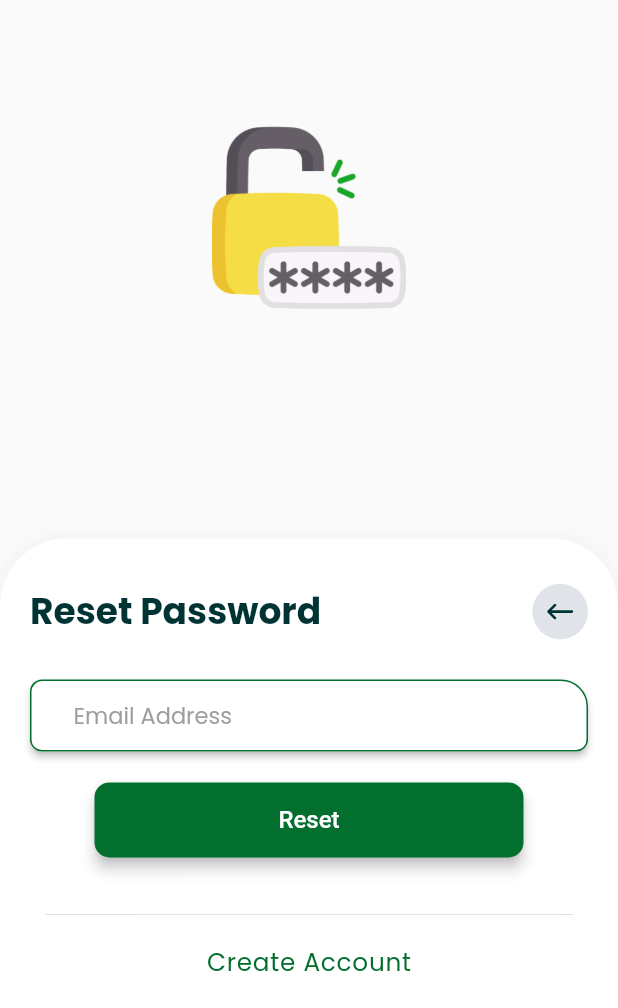
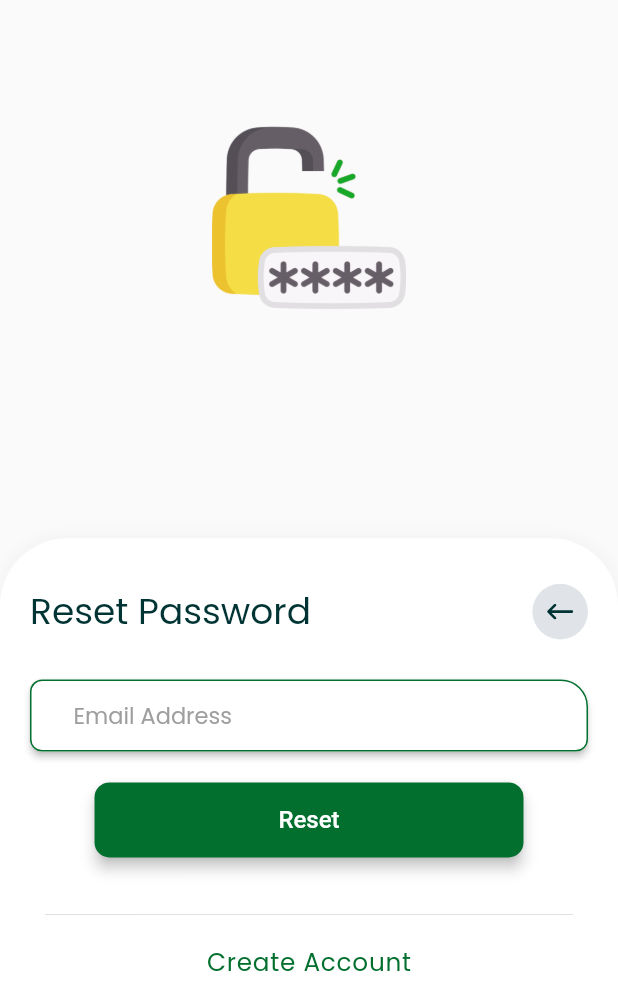
Before and after one commit to Adiikust/Xerobills_Project, a Flutter app: the LoginPage screen opened directly, after a tap on "Reset Password", on a phone screen of 412 x 824 dp, the part 228-1236 px from its top. Run offline on Flutter 3.47's test engine with Material 2 defaults, Android fonts, the phone set to English and light mode, and no system bars; our stand-ins replace carousel_slider, flutter_svg, get, pin_code_fields, sizer; Roboto replaces fonts that are missing (Poppins).

Commit message:
maaz commit

```diff
--- a/lib/views/authentication/login.dart
+++ b/lib/views/authentication/login.dart
@@ -71,7 +71,7 @@
                           style: TextStyle(
                               color: Color(0xff003333),
                               fontSize: 24,
-                              fontWeight: FontWeight.w600,
+                              fontWeight: FontWeight.w500,
                               fontFamily: "Poppings"),
                         ),
                         GestureDetector(
--- a/lib/views/authentication/resetPassword.dart
+++ b/lib/views/authentication/resetPassword.dart
@@ -62,7 +62,7 @@
                         style: TextStyle(
                             color: Color(0xff003333),
                             fontSize: 24,
-                            fontWeight: FontWeight.w600,
+                            fontWeight: FontWeight.w500,
                             fontFamily: "Poppings"),
                       ),
                       GestureDetector(
--- a/lib/views/home/home.dart
+++ b/lib/views/home/home.dart
@@ -340,7 +340,7 @@
                               child: Text(
                                 "Beneficiaries",
                                 style: TextStyle(
-                                    color: Color(0xff2FB73B),
+                                    color: Color(0xFF2FB73B),
                                     fontSize: 14,
                                     fontWeight: FontWeight.w500,
                                     fontFamily: "Poppings"),
@@ -382,7 +382,7 @@
                               child: Text(
                                 "Offers",
                                 style: TextStyle(
-                                    color: Color(0xff2FB73B),
+                                    color: Color(0xFF2FB73B),
                                     fontSize: 15,
                                     fontFamily: "Poppings"),
                               ),
```
Also changed, not shown: assets/media/vector-7.png, pubspec.lock.
